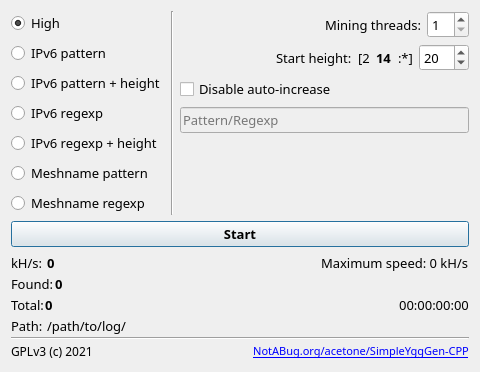
The window that src-qt/widget.ui (perguth/acetone-SimpleYggGen-CPP) describes before a commit, drawn with Qt 5.
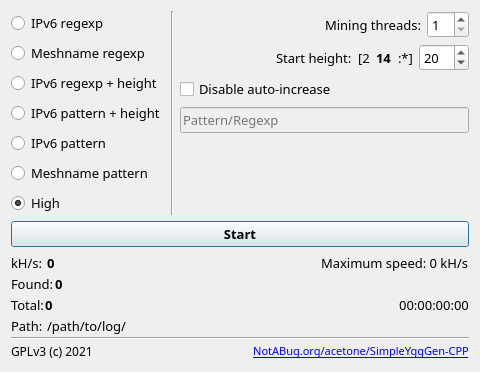
The same window after the commit. Icons and pictures are not drawn.

Commit message: Layout in process

```diff
--- a/src-qt/widget.ui
+++ b/src-qt/widget.ui
@@ -7,23 +7,121 @@
     <x>0</x>
     <y>0</y>
     <width>480</width>
-    <height>356</height>
+    <height>360</height>
    </rect>
   </property>
   <property name="windowTitle">
    <string>Widget</string>
   </property>
-  <layout class="QVBoxLayout" name="verticalLayout_3">
+  <layout class="QVBoxLayout" name="verticalLayout">
    <item>
-    <layout class="QGridLayout" name="settingsLayout">
-     <item row="0" column="1">
+    <layout class="QHBoxLayout" name="horizontalLayout_11">
+     <item>
+      <layout class="QVBoxLayout" name="verticalLayout_3">
+       <item>
+        <widget class="QRadioButton" name="ipv6_reg_mode">
+         <property name="font">
+          <font>
+           <family>PT Mono</family>
+           <pointsize>10</pointsize>
+          </font>
+         </property>
+         <property name="text">
+          <string>IPv6 regexp</string>
+         </property>
+        </widget>
+       </item>
+       <item>
+        <widget class="QRadioButton" name="mesh_reg_mode">
+         <property name="font">
+          <font>
+           <family>PT Mono</family>
+           <pointsize>10</pointsize>
+          </font>
+         </property>
+         <property name="text">
+          <string>Meshname regexp</string>
+         </property>
+        </widget>
+       </item>
+       <item>
+        <widget class="QRadioButton" name="ipv6_reg_high_mode">
+         <property name="font">
+          <font>
+           <family>PT Mono</family>
+           <pointsize>10</pointsize>
+          </font>
+         </property>
+         <property name="text">
+          <string>IPv6 regexp + height</string>
+         </property>
+        </widget>
+       </item>
+       <item>
+        <widget class="QRadioButton" name="ipv6_pat_high_mode">
+         <property name="font">
+          <font>
+           <family>PT Mono</family>
+           <pointsize>10</pointsize>
+          </font>
+         </property>
+         <property name="text">
+          <string>IPv6 pattern + height</string>
+         </property>
+        </widget>
+       </item>
+       <item>
+        <widget class="QRadioButton" name="ipv6_pat_mode">
+         <property name="font">
+          <font>
+           <family>PT Mono</family>
+           <pointsize>10</pointsize>
+          </font>
+         </property>
+         <property name="text">
+          <string>IPv6 pattern</string>
+         </property>
+        </widget>
+       </item>
+       <item>
+        <widget class="QRadioButton" name="mesh_pat_mode">
+         <property name="font">
+          <font>
+           <family>PT Mono</family>
+           <pointsize>10</pointsize>
+          </font>
+         </property>
+         <property name="text">
+          <string>Meshname pattern</string>
+         </property>
+        </widget>
+       </item>
+       <item>
+        <widget class="QRadioButton" name="high_mode">
+         <property name="font">
+          <font>
+           <family>PT Mono</family>
+           <pointsize>10</pointsize>
+          </font>
+         </property>
+         <property name="text">
+          <string>High</string>
+         </property>
+         <property name="checked">
+          <bool>true</bool>
+         </property>
+        </widget>
+       </item>
+      </layout>
+     </item>
+     <item>
       <widget class="Line" name="line">
        <property name="orientation">
         <enum>Qt::Vertical</enum>
        </property>
       </widget>
      </item>
-     <item row="0" column="2">
+     <item>
       <layout class="QVBoxLayout" name="verticalLayout_2">
        <item>
         <layout class="QHBoxLayout" name="horizontalLayout_2">
@@ -267,104 +365,6 @@
        </item>
       </layout>
      </item>
-     <item row="0" column="0">
-      <layout class="QVBoxLayout" name="verticalLayout">
-       <item>
-        <widget class="QRadioButton" name="high_mode">
-         <property name="font">
-          <font>
-           <family>PT Mono</family>
-           <pointsize>10</pointsize>
-          </font>
-         </property>
-         <property name="text">
-          <string>High</string>
-         </property>
-         <property name="checked">
-          <bool>true</bool>
-         </property>
-        </widget>
-       </item>
-       <item>
-        <widget class="QRadioButton" name="ipv6_pat_mode">
-         <property name="font">
-          <font>
-           <family>PT Mono</family>
-           <pointsize>10</pointsize>
-          </font>
-         </property>
-         <property name="text">
-          <string>IPv6 pattern</string>
-         </property>
-        </widget>
-       </item>
-       <item>
-        <widget class="QRadioButton" name="ipv6_pat_high_mode">
-         <property name="font">
-          <font>
-           <family>PT Mono</family>
-           <pointsize>10</pointsize>
-          </font>
-         </property>
-         <property name="text">
-          <string>IPv6 pattern + height</string>
-         </property>
-        </widget>
-       </item>
-       <item>
-        <widget class="QRadioButton" name="ipv6_reg_mode">
-         <property name="font">
-          <font>
-           <family>PT Mono</family>
-           <pointsize>10</pointsize>
-          </font>
-         </property>
-         <property name="text">
-          <string>IPv6 regexp</string>
-         </property>
-        </widget>
-       </item>
-       <item>
-        <widget class="QRadioButton" name="ipv6_reg_high_mode">
-         <property name="font">
-          <font>
-           <family>PT Mono</family>
-           <pointsize>10</pointsize>
-          </font>
-         </property>
-         <property name="text">
-          <string>IPv6 regexp + height</string>
-         </property>
-        </widget>
-       </item>
-       <item>
-        <widget class="QRadioButton" name="mesh_pat_mode">
-         <property name="font">
-          <font>
-           <family>PT Mono</family>
-           <pointsize>10</pointsize>
-          </font>
-         </property>
-         <property name="text">
-          <string>Meshname pattern</string>
-         </property>
-        </widget>
-       </item>
-       <item>
-        <widget class="QRadioButton" name="mesh_reg_mode">
-         <property name="font">
-          <font>
-           <family>PT Mono</family>
-           <pointsize>10</pointsize>
-          </font>
-         </property>
-         <property name="text">
-          <string>Meshname regexp</string>
-         </property>
-        </widget>
-       </item>
-      </layout>
-     </item>
     </layout>
    </item>
    <item>
```
